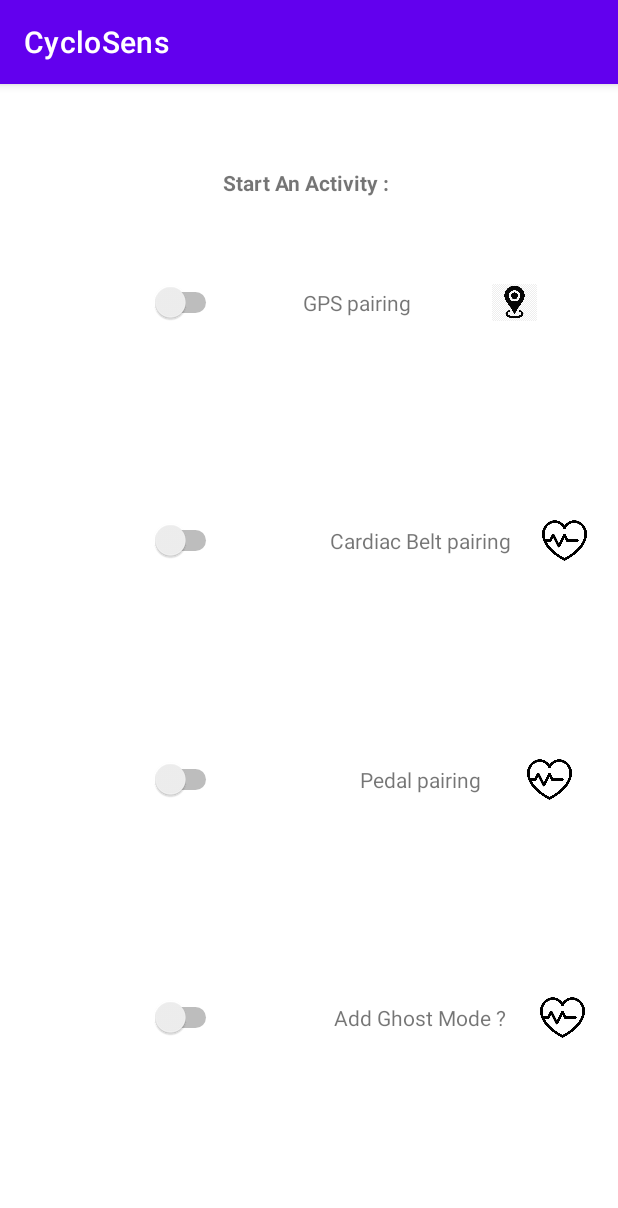
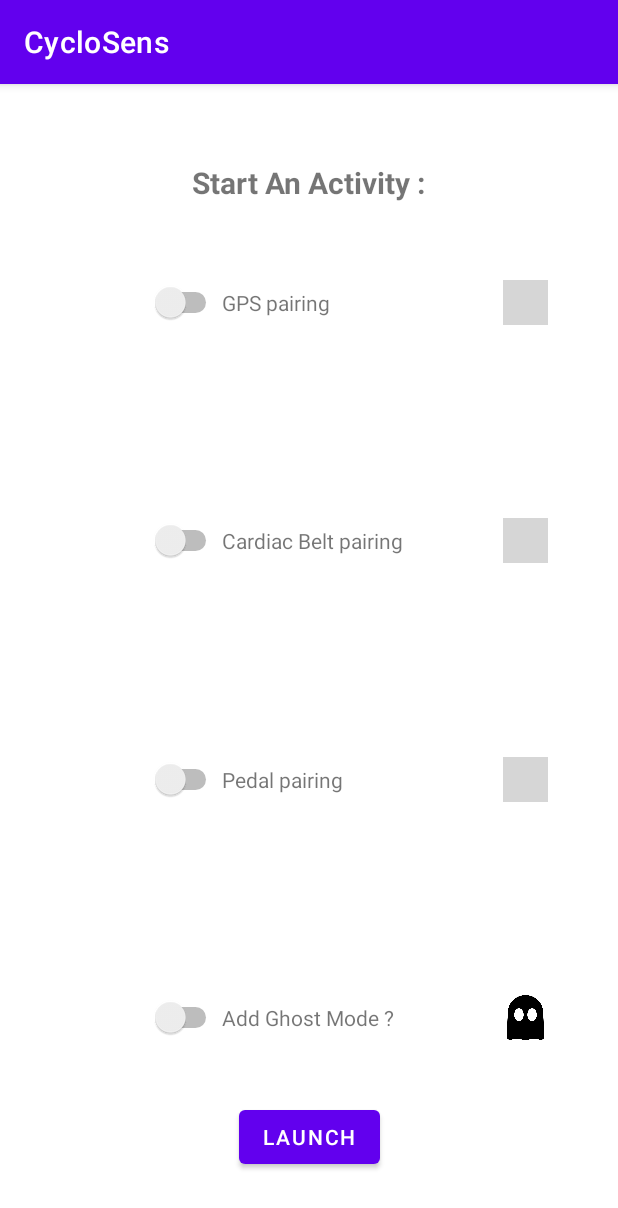
Before and after one commit to lesslefou/CycloSens, an Android app: the Launcher screen opened directly, with no data from a screen before it, on a phone screen of 412 x 824 dp. Shown: the top 1208 px of the screen. Run offline under Robolectric (Android 15) with nearby library versions, the phone set to English and light mode, and no system bars; grey boxes are pictures that could not be loaded.

```diff
--- a/app/build.gradle
+++ b/app/build.gradle
@@ -26,6 +26,9 @@ android {
         sourceCompatibility JavaVersion.VERSION_1_8
         targetCompatibility JavaVersion.VERSION_1_8
     }
+    buildFeatures {
+        viewBinding true
+    }
 }
 
 dependencies {
@@ -36,6 +39,7 @@ dependencies {
     implementation 'com.google.firebase:firebase-auth:21.0.1'
     implementation 'com.google.firebase:firebase-database:20.0.3'
     implementation 'com.google.android.gms:play-services-maps:18.0.2'
+    implementation 'androidx.legacy:legacy-support-v4:1.0.0'
     testImplementation 'junit:junit:4.+'
     androidTestImplementation 'androidx.test.ext:junit:1.1.3'
     androidTestImplementation 'androidx.test.espresso:espresso-core:3.4.0'
--- a/app/src/main/java/com/example/cyclosens/Launcher.java
+++ b/app/src/main/java/com/example/cyclosens/Launcher.java
@@ -2,15 +2,67 @@ package com.example.cyclosens;
 
 import androidx.appcompat.app.AppCompatActivity;
 
+import android.content.Intent;
 import android.os.Bundle;
+import android.view.View;
+import android.widget.Button;
+import android.widget.CompoundButton;
+import android.widget.Switch;
+import android.widget.Toast;
 
 public class Launcher extends AppCompatActivity {
+    private Switch ghostSwitch, gpsSwitch, cardiacSwitch, pedalSwitch;
+    private boolean ghost,gps,cardiac,pedal;
+    private Button btnLaunch;
 
     @Override
     protected void onCreate(Bundle savedInstanceState) {
         super.onCreate(savedInstanceState);
         setContentView(R.layout.activity_launcher);
 
+        ghostSwitch = findViewById(R.id.ghostSwitch);
+        gpsSwitch = findViewById(R.id.gpsSwitch);
+        cardiacSwitch = findViewById(R.id.cardiacSwitch);
+        pedalSwitch = findViewById(R.id.pedalSwitch);
+        btnLaunch = findViewById(R.id.btnLaunch);
 
+        ghostSwitch.setOnCheckedChangeListener(new CompoundButton.OnCheckedChangeListener() {
+            @Override
+            public void onCheckedChanged(CompoundButton compoundButton, boolean isChecked) {
+                ghost = isChecked;
+            }
+        });
+        gpsSwitch.setOnCheckedChangeListener(new CompoundButton.OnCheckedChangeListener() {
+            @Override
+            public void onCheckedChanged(CompoundButton compoundButton, boolean isChecked) {
+                gps = isChecked;
+            }
+        });
+        cardiacSwitch.setOnCheckedChangeListener(new CompoundButton.OnCheckedChangeListener() {
+            @Override
+            public void onCheckedChanged(CompoundButton compoundButton, boolean isChecked) {
+                cardiac = isChecked;
+            }
+        });
+        pedalSwitch.setOnCheckedChangeListener(new CompoundButton.OnCheckedChangeListener() {
+            @Override
+            public void onCheckedChanged(CompoundButton compoundButton, boolean isChecked) {
+                pedal = isChecked;
+            }
+        });
+
+        btnLaunch.setOnClickListener(new View.OnClickListener() {
+            @Override
+            public void onClick(View view) {
+                if (gps && cardiac && pedal) {
+                    Intent i = new Intent(Launcher.this, Sign_Up.class);
+                    i.putExtra("ghost",true);
+                    startActivity(i);
+                }
+                else {
+                    Toast.makeText(Launcher.this,R.string.toastLauncher, Toast.LENGTH_SHORT);
+                }
+            }
+        });
     }
 }
--- a/app/src/main/java/com/example/cyclosens/MainActivity.java
+++ b/app/src/main/java/com/example/cyclosens/MainActivity.java
@@ -1,12 +1,9 @@
 package com.example.cyclosens;
-
-import androidx.appcompat.app.AppCompatActivity;
 
 import android.app.Activity;
 import android.content.Intent;
 import android.os.Bundle;
 import android.view.View;
-import android.widget.ImageView;
 
 public class MainActivity extends Activity implements View.OnClickListener  {
 
--- /dev/null
+++ b/app/src/main/res/drawable/rond.xml
@@ -0,0 +1,5 @@
+<?xml version="1.0" encoding="utf-8"?>
+<shape xmlns:android="http://schemas.android.com/apk/res/android">
+    <solid android:color="@color/white"/>
+    <corners android:radius="200dp"/>
+</shape>
--- a/app/src/main/res/layout/activity_launcher.xml
+++ b/app/src/main/res/layout/activity_launcher.xml
@@ -10,129 +10,141 @@
         android:id="@+id/title"
         android:layout_width="wrap_content"
         android:layout_height="wrap_content"
-        android:text="Start An Activity : "
+        android:text="@string/start"
         android:textStyle="bold"
+        android:textSize="20dp"
         app:layout_constraintTop_toTopOf="parent"
-        app:layout_constraintBottom_toTopOf="@id/switch1"
+        app:layout_constraintBottom_toTopOf="@id/gpsSwitch"
         app:layout_constraintEnd_toEndOf="parent"
         app:layout_constraintStart_toStartOf="parent" />
 
 
     <Switch
-        android:id="@+id/switch1"
+        android:id="@+id/gpsSwitch"
         android:layout_width="wrap_content"
         android:layout_height="wrap_content"
         app:layout_constraintTop_toTopOf="parent"
-        app:layout_constraintBottom_toTopOf="@id/switch2"
+        app:layout_constraintBottom_toTopOf="@id/cardiacSwitch"
         android:layout_marginStart="100dp"
         app:layout_constraintStart_toStartOf="parent" />
 
     <TextView
-        android:id="@+id/textSwitch1"
+        android:id="@+id/textGps"
         android:layout_width="wrap_content"
         android:layout_height="wrap_content"
-        android:text="GPS pairing"
-        app:layout_constraintTop_toTopOf="@id/switch1"
-        app:layout_constraintBottom_toBottomOf="@id/switch1"
-        app:layout_constraintEnd_toStartOf="@id/imageSwitch1"
-        app:layout_constraintStart_toEndOf="@id/switch1" />
+        android:text="@string/gps"
+        app:layout_constraintTop_toTopOf="@id/gpsSwitch"
+        app:layout_constraintBottom_toBottomOf="@id/gpsSwitch"
+        app:layout_constraintStart_toEndOf="@id/gpsSwitch" />
 
 
     <ImageView
-        android:id="@+id/imageSwitch1"
+        android:id="@+id/imageGps"
         android:layout_width="30dp"
         android:layout_height="30dp"
-        android:src="@drawable/gpsLogo"
-        app:layout_constraintTop_toTopOf="@id/switch1"
-        app:layout_constraintBottom_toBottomOf="@id/switch1"
+        android:src="@drawable/gpslogo"
+        app:layout_constraintBottom_toBottomOf="@id/gpsSwitch"
         app:layout_constraintEnd_toEndOf="parent"
-        app:layout_constraintStart_toEndOf="@id/textSwitch1" />
+        app:layout_constraintHorizontal_bias="0.8"
+        app:layout_constraintStart_toEndOf="@id/gpsSwitch"
+        app:layout_constraintTop_toTopOf="@id/gpsSwitch"/>
 
     <Switch
-        android:id="@+id/switch2"
+        android:id="@+id/cardiacSwitch"
         android:layout_width="wrap_content"
         android:layout_height="wrap_content"
-        app:layout_constraintTop_toBottomOf="@id/switch1"
-        app:layout_constraintBottom_toTopOf="@id/switch3"
+        app:layout_constraintTop_toBottomOf="@id/gpsSwitch"
+        app:layout_constraintBottom_toTopOf="@id/pedalSwitch"
         android:layout_marginStart="100dp"
         app:layout_constraintStart_toStartOf="parent" />
 
     <TextView
-        android:id="@+id/textSwitch2"
+        android:id="@+id/textCardiac"
         android:layout_width="wrap_content"
         android:layout_height="wrap_content"
-        android:text="Cardiac Belt pairing"
-        app:layout_constraintTop_toTopOf="@id/switch2"
-        app:layout_constraintBottom_toBottomOf="@id/switch2"
-        app:layout_constraintEnd_toEndOf="parent"
-        app:layout_constraintStart_toEndOf="@id/switch2" />
+        android:text="@string/cardiacBelt"
+        app:layout_constraintTop_toTopOf="@id/cardiacSwitch"
+        app:layout_constraintBottom_toBottomOf="@id/cardiacSwitch"
+        app:layout_constraintStart_toEndOf="@id/cardiacSwitch" />
 
     <ImageView
-        android:id="@+id/imageSwitch2"
+        android:id="@+id/imageCardiac"
         android:layout_width="30dp"
         android:layout_height="30dp"
-        android:src="@drawable/cardiacBelt"
-        app:layout_constraintTop_toTopOf="@id/switch2"
-        app:layout_constraintBottom_toBottomOf="@id/switch2"
+        android:src="@drawable/cardiacbelt"
+        app:layout_constraintTop_toTopOf="@id/cardiacSwitch"
+        app:layout_constraintBottom_toBottomOf="@id/cardiacSwitch"
         app:layout_constraintEnd_toEndOf="parent"
-        app:layout_constraintStart_toEndOf="@id/textSwitch2" />
+        app:layout_constraintHorizontal_bias="0.8"
+        app:layout_constraintStart_toEndOf="@id/cardiacSwitch" />
 
     <Switch
-        android:id="@+id/switch3"
+        android:id="@+id/pedalSwitch"
         android:layout_width="wrap_content"
         android:layout_height="wrap_content"
-        app:layout_constraintTop_toBottomOf="@id/switch2"
-        app:layout_constraintBottom_toTopOf="@id/switch4"
+        app:layout_constraintTop_toBottomOf="@id/cardiacSwitch"
+        app:layout_constraintBottom_toTopOf="@id/ghostSwitch"
         android:layout_marginStart="100dp"
         app:layout_constraintStart_toStartOf="parent"/>
 
     <TextView
-        android:id="@+id/textSwitch3"
+        android:id="@+id/textPedal"
         android:layout_width="wrap_content"
         android:layout_height="wrap_content"
-        android:text="Pedal pairing"
-        app:layout_constraintTop_toTopOf="@id/switch3"
-        app:layout_constraintBottom_toBottomOf="@id/switch3"
-        app:layout_constraintEnd_toEndOf="parent"
-        app:layout_constraintStart_toEndOf="@id/switch3" />
+        android:text="@string/pedal"
+        app:layout_constraintTop_toTopOf="@id/pedalSwitch"
+        app:layout_constraintBottom_toBottomOf="@id/pedalSwitch"
+        app:layout_constraintStart_toEndOf="@id/pedalSwitch" />
 
     <ImageView
-        android:id="@+id/imageSwitch3"
+        android:id="@+id/imagePedal"
         android:layout_width="30dp"
         android:layout_height="30dp"
-        android:src="@drawable/cardiacBelt"
-        app:layout_constraintTop_toTopOf="@id/switch3"
-        app:layout_constraintBottom_toBottomOf="@id/switch3"
+        android:src="@drawable/cardiacbelt"
+        app:layout_constraintTop_toTopOf="@id/pedalSwitch"
+        app:layout_constraintBottom_toBottomOf="@id/pedalSwitch"
         app:layout_constraintEnd_toEndOf="parent"
-        app:layout_constraintStart_toEndOf="@id/textSwitch3" />
+        app:layout_constraintHorizontal_bias="0.8"
+        app:layout_constraintStart_toEndOf="@id/pedalSwitch"/>
 
     <Switch
-        android:id="@+id/switch4"
+        android:id="@+id/ghostSwitch"
         android:layout_width="wrap_content"
         android:layout_height="wrap_content"
-        app:layout_constraintTop_toBottomOf="@id/switch3"
+        app:layout_constraintTop_toBottomOf="@id/pedalSwitch"
         app:layout_constraintBottom_toBottomOf="parent"
         android:layout_marginStart="100dp"
         app:layout_constraintStart_toStartOf="parent"/>
 
     <TextView
-        android:id="@+id/textSwitch4"
+        android:id="@+id/textGhost"
         android:layout_width="wrap_content"
         android:layout_height="wrap_content"
-        android:text="Add Ghost Mode ?"
-        app:layout_constraintTop_toTopOf="@id/switch4"
-        app:layout_constraintBottom_toBottomOf="@id/switch4"
-        app:layout_constraintEnd_toEndOf="parent"
-        app:layout_constraintStart_toEndOf="@id/switch4" />
+        android:text="@string/ghost"
+        app:layout_constraintTop_toTopOf="@id/ghostSwitch"
+        app:layout_constraintBottom_toBottomOf="@id/ghostSwitch"
+        app:layout_constraintStart_toEndOf="@id/ghostSwitch" />
 
 
     <ImageView
-        android:id="@+id/imageSwitch4"
+        android:id="@+id/imageGhost"
         android:layout_width="30dp"
         android:layout_height="30dp"
-        android:src="@drawable/cardiacBelt"
-        app:layout_constraintTop_toTopOf="@id/switch4"
-        app:layout_constraintBottom_toBottomOf="@id/switch4"
+        android:src="@drawable/ghost"
+        app:layout_constraintTop_toTopOf="@id/ghostSwitch"
+        app:layout_constraintBottom_toBottomOf="@id/ghostSwitch"
         app:layout_constraintEnd_toEndOf="parent"
-        app:layout_constraintStart_toEndOf="@id/textSwitch4" />
+        app:layout_constraintHorizontal_bias="0.8"
+        app:layout_constraintStart_toEndOf="@id/ghostSwitch" />
+
+    <Button
+        android:id="@+id/btnLaunch"
+        android:layout_width="wrap_content"
+        android:layout_height="wrap_content"
+        android:text="@string/launch"
+        app:layout_constraintTop_toBottomOf="@id/ghostSwitch"
+        app:layout_constraintBottom_toBottomOf="parent"
+        app:layout_constraintEnd_toEndOf="parent"
+        app:layout_constraintStart_toStartOf="parent" />
+
 </androidx.constraintlayout.widget.ConstraintLayout>
--- a/app/src/main/res/values/colors.xml
+++ b/app/src/main/res/values/colors.xml
@@ -7,4 +7,5 @@
     <color name="teal_700">#FF018786</color>
     <color name="black">#FF000000</color>
     <color name="white">#FFFFFFFF</color>
+    <color name="red">#FF0000</color>
 </resources>
--- a/app/src/main/res/values/strings.xml
+++ b/app/src/main/res/values/strings.xml
@@ -47,5 +47,13 @@
     <string name="aboutUs">About Us</string>
     <string name="aboutUsText">Application created for the IoT Projet of M1 at ISEN Toulon \n \nCreated by Lisa Duterte and Adrien Marcelat during their 2nd semester \n \n Mars-Mai 2022</string>
 
-
+    <string name="start">Start An Activity : </string>
+    <string name="launch">Launch</string>
+    <string name="ghost">Add Ghost Mode ?</string>
+    <string name="pedal">Pedal pairing</string>
+    <string name="cardiacBelt">Cardiac Belt pairing</string>
+    <string name="gps">GPS pairing</string>
+    <string name="toastLauncher">You need to pair all the bluetooth sensors and the gps of you device</string>
+    <!-- TODO: Remove or change this placeholder text -->
+    <string name="hello_blank_fragment">Hello blank fragment</string>
 </resources>
```
Also changed, not shown: app/src/main/java/com/example/cyclosens/ActivitiesFragment.java (added, +64 -0 lines), app/src/main/java/com/example/cyclosens/ItinerariesFragment.java (added, +64 -0 lines), app/src/main/java/com/example/cyclosens/StartFragment.java (added, +64 -0 lines), app/src/main/java/com/example/cyclosens/Welcome.java (+85 -0 lines), app/src/main/res/drawable/start.xml (added, +10 -0 lines), app/src/main/res/layout/activity_welcome.xml (+50 -0 lines), app/src/main/res/layout/fragment_activities.xml (added, +14 -0 lines), app/src/main/res/layout/fragment_itineraries.xml (added, +14 -0 lines), app/src/main/res/layout/fragment_start.xml (added, +14 -0 lines), 5 other files.
